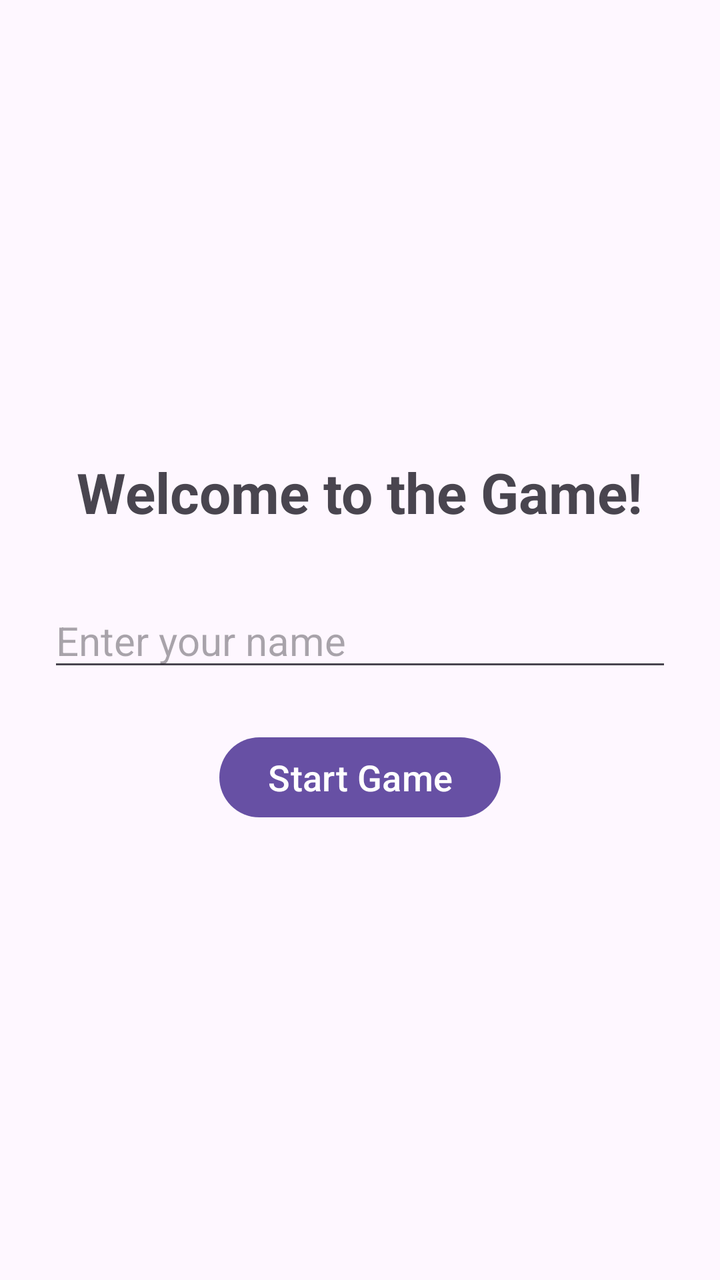
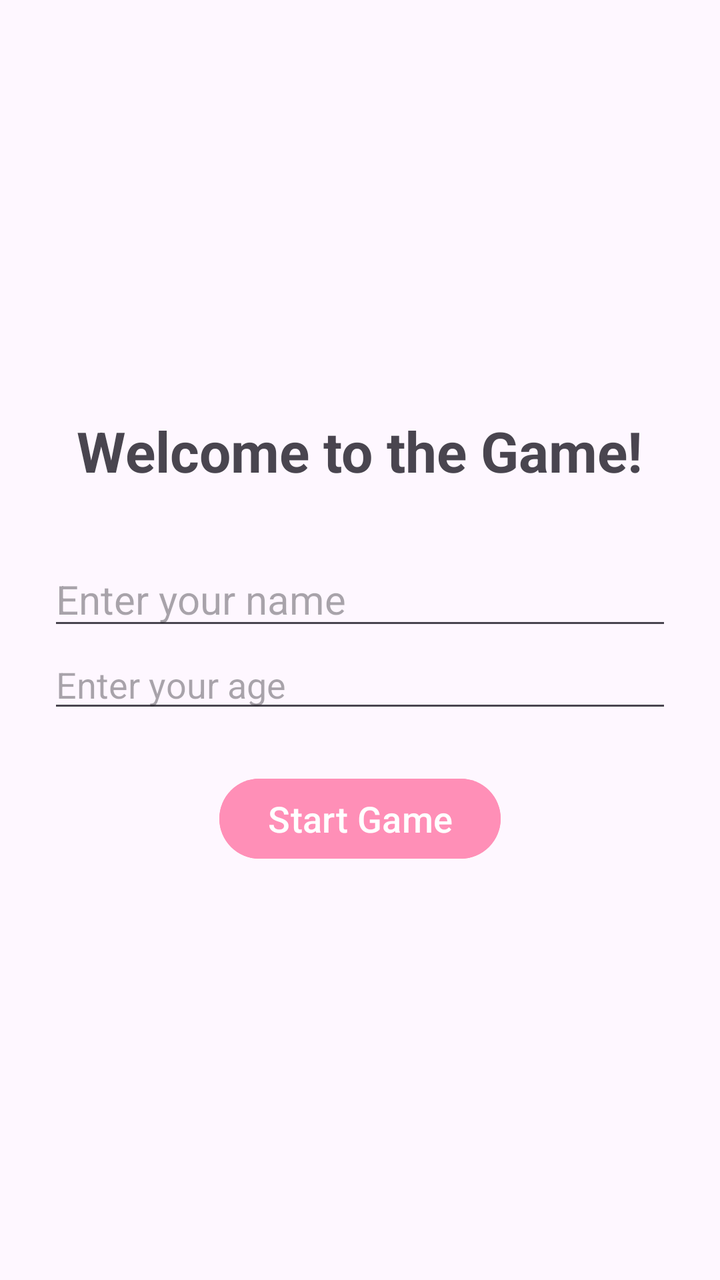

Compare the two renders of this Android layout. The source of the first and the diff that turns it into the second are given below.
<!-- AndroidManifest.xml: application theme Theme.MyApplication1 -->
<!-- res/layout/activity_welcome.xml -->
<?xml version="1.0" encoding="utf-8"?>
<LinearLayout xmlns:android="http://schemas.android.com/apk/res/android"
    xmlns:app="http://schemas.android.com/apk/res-auto"
    xmlns:tools="http://schemas.android.com/tools"
    android:id="@+id/main"
    android:layout_width="match_parent"
    android:layout_height="match_parent"
    android:gravity="center"
    android:orientation="vertical"
    android:padding="24dp"
    tools:context=".WelcomeActivity">

    <TextView
        android:layout_width="wrap_content"
        android:layout_height="wrap_content"
        android:text="Welcome to the Game!"
        android:textSize="28sp"
        android:textStyle="bold" />

    <EditText
        android:id="@+id/playerNameEditText"
        android:layout_width="match_parent"
        android:layout_height="wrap_content"
        android:layout_marginTop="32dp"
        android:hint="Enter your name"
        android:inputType="textPersonName"
        android:textSize="20sp" />

    <Button
        android:id="@+id/startGameButton"
        android:layout_width="wrap_content"
        android:layout_height="wrap_content"
        android:layout_marginTop="24dp"
        android:text="Start Game"
        android:textSize="18sp" />

</LinearLayout>
<!-- resources referenced by this layout -->
<resources>
  <style name="Theme.MyApplication1" parent="Base.Theme.MyApplication1" />
  <style name="Base.Theme.MyApplication1" parent="Theme.Material3.DayNight.NoActionBar">
          
          
      </style>
</resources>

<!-- the commit's change to res/layout/activity_welcome.xml (unified diff, before → after) -->
@@ -26,12 +26,21 @@
         android:inputType="textPersonName"
         android:textSize="20sp" />
 
+    <EditText
+        android:id="@+id/editTextText"
+        android:layout_width="match_parent"
+        android:layout_height="wrap_content"
+        android:ems="10"
+        android:inputType="text"
+        android:hint="Enter your age " />
+
     <Button
         android:id="@+id/startGameButton"
         android:layout_width="wrap_content"
         android:layout_height="wrap_content"
         android:layout_marginTop="24dp"
         android:text="Start Game"
-        android:textSize="18sp" />
+        android:textSize="18sp"
+        android:backgroundTint="#FF8FB7"/>
 
 </LinearLayout>
